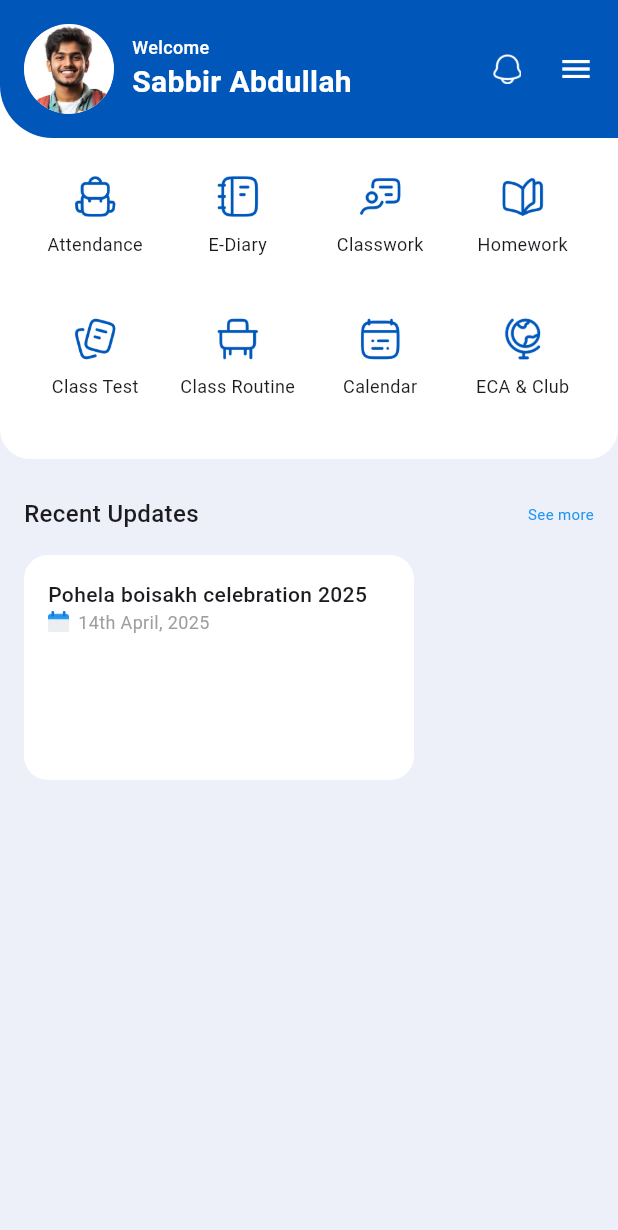
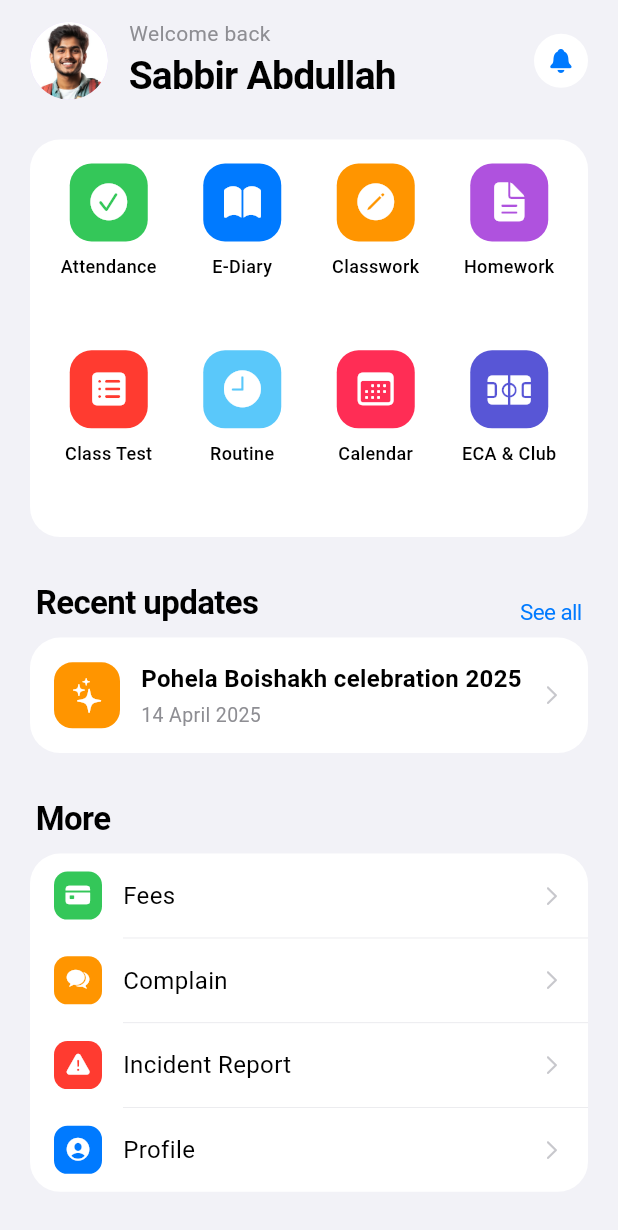
Before and after one commit to SabbirAbdullah/school_sys, a Flutter app: the DashboardScreen screen opened directly, on a phone screen of 412 x 824 dp. Shown: the top 1230 px of the screen. Run offline on Flutter 3.47's test engine with Material 3 defaults, Android fonts, the phone set to English and light mode, and no system bars; our stand-ins replace animated_toggle_switch, bloc, cached_network_image, dio, dotted_line, easy_date_timeline and 11 more; accounts and stored records are empty.

Commit message:
update UI

```diff
--- a/lib/app/features/dashboard/view/dashboard_view.dart
+++ b/lib/app/features/dashboard/view/dashboard_view.dart
@@ -1,8 +1,7 @@
+import 'package:flutter/cupertino.dart';
 import 'package:flutter/material.dart';
 import 'package:flutter_bloc/flutter_bloc.dart';
-import 'package:loading_animation_widget/loading_animation_widget.dart';
 import 'package:school_sys/app/features/fees/view/fees_view.dart';
-import '../../../core/values/app_colors.dart';
 import '../../attendance/view/attendance_view.dart';
 import '../../calendar/view/calendar_view.dart';
 import '../../class_routine/view/class_routine_view.dart';
@@ -18,362 +17,188 @@ import '../../profile/view/profile_view.dart';
 import '../bloc/dashboard_bloc.dart';
 import '../bloc/dashboard_event.dart';
 import '../bloc/dashboard_state.dart';
-import 'package:sidebarx/sidebarx.dart';
+
+/// iOS-style palette
+class _IOS {
+  static const background = Color(0xFFF2F2F7); // systemGroupedBackground
+  static const card = Colors.white;
+  static const blue = Color(0xFF007AFF); // systemBlue
+  static const label = Color(0xFF000000);
+  static const secondaryLabel = Color(0xFF8E8E93);
+  static const separator = Color(0xFFE5E5EA);
+}
+
+class _MenuItem {
+  final String label;
+  final IconData icon;
+  final Color color;
+  final Widget Function() builder;
+  const _MenuItem(this.label, this.icon, this.color, this.builder);
+}
 
 class DashboardScreen extends StatelessWidget {
-  final SidebarXController _controller =
-      SidebarXController(selectedIndex: 0, extended: true);
+  const DashboardScreen({super.key});
+
+  // Grid shortcuts
+  static final List<_MenuItem> _shortcuts = [
+    _MenuItem('Attendance', CupertinoIcons.check_mark_circled_solid,
+        const Color(0xFF34C759), () => AttendanceScreen()),
+    _MenuItem('E-Diary', CupertinoIcons.book_fill, const Color(0xFF007AFF),
+            () => EDiaryScreen()),
+    _MenuItem('Classwork', CupertinoIcons.pencil_circle_fill,
+        const Color(0xFFFF9500), () => ClassWorkScreen()),
+    _MenuItem('Homework', CupertinoIcons.doc_text_fill,
+        const Color(0xFFAF52DE), () => HomeWorkScreen()),
+    _MenuItem('Class Test', CupertinoIcons.square_list_fill,
+        const Color(0xFFFF3B30), () => ClassTestScreen()),
+    _MenuItem('Routine', CupertinoIcons.clock_fill, const Color(0xFF5AC8FA),
+            () => ClassRoutineScreen()),
+    _MenuItem('Calendar', CupertinoIcons.calendar, const Color(0xFFFF2D55),
+            () => CalendarScreen()),
+    _MenuItem('ECA & Club', CupertinoIcons.sportscourt_fill,
+        const Color(0xFF5856D6), () => EcaClubScreen()),
+  ];
+
+  // Settings-style list
+  static final List<_MenuItem> _more = [
+    _MenuItem('Fees', CupertinoIcons.creditcard_fill, const Color(0xFF34C759),
+            () => FeesScreen()),
+    _MenuItem('Complain', CupertinoIcons.chat_bubble_2_fill,
+        const Color(0xFFFF9500), () => Complain()),
+    _MenuItem('Incident Report', CupertinoIcons.exclamationmark_triangle_fill,
+        const Color(0xFFFF3B30), () => IncidentView()),
+    _MenuItem('Profile', CupertinoIcons.person_crop_circle_fill,
+        const Color(0xFF007AFF), () => StudentProfilePage()),
+  ];
+
+  void _open(BuildContext context, Widget Function() builder) {
+    Navigator.push(context, CupertinoPageRoute(builder: (_) => builder()));
+  }
+
   @override
   Widget build(BuildContext context) {
     return BlocProvider(
       create: (_) => DashboardBloc()..add(LoadDashboardData()),
       child: Scaffold(
-        endDrawer: Drawer(
-          backgroundColor: Colors.white,
-          width: MediaQuery.of(context).size.width * .7,
-          child: SizedBox(
-            child: SidebarX(
-              animationDuration: Duration(milliseconds: 1),
-              controller: _controller,
-              theme: SidebarXTheme(
-                margin: const EdgeInsets.all(10),
-                decoration: BoxDecoration(
-                  color: Colors.white,
-                  borderRadius: BorderRadius.circular(20),
+        backgroundColor: _IOS.background,
+        body: BlocBuilder<DashboardBloc, DashboardState>(
+          builder: (context, state) {
+            if (state is DashboardLoading) {
+              return const Center(child: CupertinoActivityIndicator(radius: 14));
+            }
+            if (state is DashboardError) {
+              return Center(
+                child: Text(state.message,
+                    style: const TextStyle(color: _IOS.secondaryLabel)),
+              );
+            }
+            if (state is DashboardLoaded) {
+              return CustomScrollView(
+                physics: const BouncingScrollPhysics(),
+                slivers: [
+                  CupertinoSliverRefreshControl(
+                    onRefresh: () async =>
+                        context.read<DashboardBloc>().add(LoadDashboardData()),
                   ),
-                textStyle: const TextStyle(color: Colors.black),
-                selectedTextStyle: const TextStyle(color: Colors.blue),
-                itemTextPadding: const EdgeInsets.only(left: 20),
-                selectedItemTextPadding: const EdgeInsets.only(left: 20),
-                itemDecoration: BoxDecoration(
-                  borderRadius: BorderRadius.circular(10),
+                  SliverToBoxAdapter(
+                    child: SafeArea(
+                      bottom: false,
+                      child: Padding(
+                        padding: const EdgeInsets.fromLTRB(20, 12, 20, 32),
+                        child: Column(
+                          crossAxisAlignment: CrossAxisAlignment.start,
+                          children: [
+                            _Header(name: state.userName, context: context),
+                            const SizedBox(height: 24),
+                            _shortcutGrid(context),
+                            const SizedBox(height: 28),
+                            _sectionHeader(
+                              'Recent updates',
+                              action: 'See all',
+                              onTap: () => _open(context, () => EventNewsPage()),
                             ),
-                selectedItemDecoration: BoxDecoration(
-                  borderRadius: BorderRadius.circular(10),
-                  color: Colors.blue.shade100,
+                            const SizedBox(height: 8),
+                            _updateCard(
+                              title: 'Pohela Boishakh celebration 2025',
+                              date: '14 April 2025',
+                              onTap: () => _open(context, () => EventNewsPage()),
                             ),
-                iconTheme: const IconThemeData(color: Colors.grey),
-                selectedIconTheme: const IconThemeData(color: Colors.blue),
-              ),
-              showToggleButton: false,
-              toggleButtonBuilder: (context, extended) {
-                return GestureDetector(
-                  onTap: () {
-                    _controller.setExtended(!extended);
-                  },
-                  child: Container(
-                    padding: EdgeInsets.all(12),
-                    decoration: BoxDecoration(
-                      color: Colors.blue.shade50,
-                      borderRadius: BorderRadius.circular(10),
-                    ),
-                    child: Icon(
-                      extended ? Icons.arrow_back_ios_new : Icons.menu,
-                      color: Colors.blue,
-                      size: 20,
-                    ),
-                  ),
-                );
-              },
-              items: [
-                SidebarXItem(
-                  icon: Icons.dashboard,
-                  label: 'Dashboard',
-                ),
-                SidebarXItem(
-                  icon: Icons.money,
-                  label: 'Fees',
-                  onTap: () {
-                    Navigator.push(
-                      context,
-                      MaterialPageRoute(
-                        builder: (_) => FeesScreen(),
-                      ),
-                    );
-                  },
-                ),
-                SidebarXItem(
-                  icon: Icons.dashboard,
-                  label: 'Complain',
-                  onTap: () {
-                    Navigator.push(
-                      context,
-                      MaterialPageRoute(
-                        builder: (_) => Complain(),
-                      ),
-                    );
-                  },
-                ),
-                SidebarXItem(
-                  icon: Icons.dashboard,
-                  label: 'Profile',
-                  onTap: () {
-                    Navigator.push(
-                      context,
-                      MaterialPageRoute(
-                        builder: (_) => StudentProfilePage(),
-                      ),
-                    );
-                  },
-                ),
-                SidebarXItem(
-                  icon: Icons.dashboard,
-                  label: 'Incident Report',
-                  onTap: () {
-                    Navigator.push(
-                      context,
-                      MaterialPageRoute(
-                        builder: (_) => IncidentView(),
-                      ),
-                    );
-                  },
-                ),
-                SidebarXItem(icon: Icons.settings, label: 'Settings'),
-                SidebarXItem(icon: Icons.logout, label: 'Logout'),
+                            const SizedBox(height: 28),
+                            _sectionHeader('More'),
+                            const SizedBox(height: 8),
+                            _moreList(context),
                           ],
                         ),
                       ),
                     ),
-        appBar: AppBar(
-          backgroundColor: Color(0xff0057B9),
-          elevation: 0,
-          toolbarHeight: 0,
-        ),
-        backgroundColor: Color(0xffEDF0F8),
-        body: SafeArea(
-          child: BlocBuilder<DashboardBloc, DashboardState>(
-            builder: (context, state) {
-              if (state is DashboardLoading) {
-                return Center(
-                  child: LoadingAnimationWidget.staggeredDotsWave(
-                    color: AppColors.appBarColor,
-                    size: 40,
-                  ),
-                );
-              } else if (state is DashboardLoaded) {
-                return Stack(
-                  children: [
-                    Column(
-                      crossAxisAlignment: CrossAxisAlignment.start,
-                      children: [
-                        _buildHeader(state.userName, state.userImage, context),
-                        Padding(
-                          padding:
-                              EdgeInsets.only(left: 16, right: 16, top: 25),
-                          child: Row(
-                            mainAxisAlignment: MainAxisAlignment.spaceBetween,
-                            children: [
-                              Text("Recent Updates",
-                                  style: TextStyle(
-                                      fontSize: 16,
-                                      fontWeight: FontWeight.w500)),
-                              GestureDetector(
-                                  onTap: () {
-                                    Navigator.push(
-                                      context,
-                                      MaterialPageRoute(
-                                        builder: (_) => EventNewsPage(),
-                                      ),
-                                    );
-                                  },
-                                  child: Text("See more",
-                                      style: TextStyle(
-                                          fontSize: 10,
-                                          fontWeight: FontWeight.w400,
-                                          color: Colors.blue))),
-                            ],
-                          ),
-                        ),
-                        Padding(
-                          padding: const EdgeInsets.all(16.0),
-                          child: Container(
-                            height: 150,
-                            width: 260,
-                            padding: EdgeInsets.all(16),
-                            decoration: BoxDecoration(
-                                borderRadius: BorderRadius.circular(16),
-                                color: Colors.white),
-                            child: Column(
-                              crossAxisAlignment: CrossAxisAlignment.start,
-                              children: [
-                                Text(
-                                  "Pohela boisakh celebration 2025",
-                                  style: TextStyle(
-                                      fontWeight: FontWeight.w500,
-                                      fontSize: 14),
-                                ),
-                                Row(
-                                  children: [
-                                    Image.asset(
-                                      "assets/images/calender date.png",
-                                      scale: 4,
-                                    ),
-                                    SizedBox(
-                                      width: 6,
-                                    ),
-                                    Text(
-                                      '14th April, 2025',
-                                      style: TextStyle(
-                                          fontSize: 12,
-                                          fontWeight: FontWeight.w400,
-                                          color: Colors.grey),
-                                    )
-                                  ],
-                                )
-                              ],
-                            ),
-                          ),
-                        )
-                        // _buildRecentUpdates(state.recentUpdates),
-                      ],
                   ),
                 ],
               );
-              } else if (state is DashboardError) {
-                return Center(child: Text(state.message));
             }
-              return SizedBox.shrink();
+            return const SizedBox.shrink();
           },
-          ),
         ),
       ),
     );
   }
 
-  /// Sidebar widget
+  // ---------- Sections ----------
 
-  Widget _buildHeader(String name, String imagePath, BuildContext context) {
-    return Container(
-      decoration: BoxDecoration(
-        borderRadius: BorderRadius.only(
-          bottomLeft: Radius.circular(20),
-          bottomRight: Radius.circular(20),
+  Widget _sectionHeader(String title, {String? action, VoidCallback? onTap}) {
+    return Padding(
+      padding: const EdgeInsets.symmetric(horizontal: 4),
+      child: Row(
+        mainAxisAlignment: MainAxisAlignment.spaceBetween,
+        crossAxisAlignment: CrossAxisAlignment.end,
+        children: [
+          Text(title,
+              style: const TextStyle(
+                  fontSize: 22,
+                  fontWeight: FontWeight.w700,
+                  letterSpacing: -0.4,
+                  color: _IOS.label)),
+          if (action != null)
+            CupertinoButton(
+              padding: EdgeInsets.zero,
+              minSize: 0,
+              onPressed: onTap,
+              child: Text(action,
+                  style: const TextStyle(fontSize: 15, color: _IOS.blue)),
             ),
-        color: Colors.white,
-      ),
-      child: Column(
-        children: [
-          Container(
-            padding: EdgeInsets.all(16),
-            decoration: BoxDecoration(
-              borderRadius: BorderRadius.only(bottomLeft: Radius.circular(35)),
-              color: Color(0xff0057B9),
-            ),
-            child: Row(
-              children: [
-                CircleAvatar(
-                  backgroundImage: AssetImage("assets/images/Mask group.png"),
-                  radius: 30,
-                ),
-                SizedBox(width: 12),
-                Column(
-                  crossAxisAlignment: CrossAxisAlignment.start,
-                  children: [
-                    Text("Welcome",
-                        style: TextStyle(
-                            color: Colors.white,
-                            fontSize: 12,
-                            fontWeight: FontWeight.w500)),
-                    Text(name,
-                        style: TextStyle(
-                            color: Colors.white,
-                            fontSize: 20,
-                            fontWeight: FontWeight.w600)),
-                  ],
-                ),
-                Spacer(),
-                Image.asset(
-                  "assets/images/Group.png",
-                  height: 20,
-                  width: 20,
-                ),
-                SizedBox(width: 24),
-                GestureDetector(
-                  onTap: () {
-                    Scaffold.of(context)
-                        .openEndDrawer(); // opens sidebar drawer
-                  },
-                  child: Icon(Icons.menu, color: Colors.white),
-                ),
-              ],
-            ),
-          ),
-          SizedBox(
-            height: 8,
-          ),
-          _buildIconsGrid(context),
         ],
       ),
     );
   }
 
-  Widget _buildIconsGrid(BuildContext context) {
-    final List<Map<String, dynamic>> items = [
-      {
-        'image': 'assets/images/attendance.png',
-        'label': 'Attendance',
-        'screen': AttendanceScreen()
-      },
-      {
-        'image': 'assets/images/ediary.png',
-        'label': 'E-Diary',
-        'screen': EDiaryScreen()
-      },
-      {
-        'image': 'assets/images/cw.png',
-        'label': 'Classwork',
-        'screen': ClassWorkScreen()
-      },
-      {
-        'image': 'assets/images/homework.png',
-        'label': 'Homework',
-        'screen': HomeWorkScreen()
-      },
-      {
-        'image': 'assets/images/ct.png',
-        'label': 'Class Test',
-        'screen': ClassTestScreen()
-      },
-      {
-        'image': 'assets/images/classroutine.png',
-        'label': 'Class Routine',
-        'screen': ClassRoutineScreen()
-      },
-      {
-        'image': 'assets/images/calendar.png',
-        'label': 'Calendar',
-        'screen': CalendarScreen()
-      },
-      {
-        'image': 'assets/images/eca.png',
-        'label': 'ECA & Club',
-        'screen': EcaClubScreen()
-      },
-    ];
-
-    return Padding(
-      padding: const EdgeInsets.only(left: 16, right: 16, top: 16),
+  Widget _shortcutGrid(BuildContext context) {
+    return Container(
+      padding: const EdgeInsets.symmetric(vertical: 16, horizontal: 8),
+      decoration: BoxDecoration(
+        color: _IOS.card,
+        borderRadius: BorderRadius.circular(20),
+      ),
       child: GridView.count(
         crossAxisCount: 4,
         shrinkWrap: true,
-        physics: NeverScrollableScrollPhysics(),
-        children: items.map((item) {
-          return GestureDetector(
-            onTap: () {
-              Navigator.push(
-                context,
-                MaterialPageRoute(builder: (_) => item['screen']),
-              );
-            },
+        mainAxisSpacing: 16,
+        childAspectRatio: 0.82,
+        physics: const NeverScrollableScrollPhysics(),
+        children: _shortcuts.map((item) {
+          return _Pressable(
+            onTap: () => _open(context, item.builder),
             child: Column(
               mainAxisSize: MainAxisSize.min,
               children: [
-                Image.asset(item['image'],
-                    width: 30, height: 30, fit: BoxFit.contain),
-                SizedBox(height: 8),
-                Text(item['label'],
+                _IconTile(icon: item.icon, color: item.color, size: 52),
+                const SizedBox(height: 8),
+                Text(item.label,
+                    maxLines: 1,
+                    overflow: TextOverflow.ellipsis,
                     textAlign: TextAlign.center,
-                    style: TextStyle(fontSize: 12)),
+                    style: const TextStyle(
+                        fontSize: 12,
+                        fontWeight: FontWeight.w500,
+                        color: _IOS.label)),
               ],
             ),
           );
@@ -381,4 +206,196 @@ class DashboardScreen extends StatelessWidget {
       ),
     );
   }
+
+  Widget _updateCard({
+    required String title,
+    required String date,
+    required VoidCallback onTap,
+  }) {
+    return _Pressable(
+      onTap: onTap,
+      child: Container(
+        width: double.infinity,
+        padding: const EdgeInsets.all(16),
+        decoration: BoxDecoration(
+          color: _IOS.card,
+          borderRadius: BorderRadius.circular(20),
+        ),
+        child: Row(
+          children: [
+            const _IconTile(
+                icon: CupertinoIcons.sparkles,
+                color: Color(0xFFFF9500),
+                size: 44),
+            const SizedBox(width: 14),
+            Expanded(
+              child: Column(
+                crossAxisAlignment: CrossAxisAlignment.start,
+                children: [
+                  Text(title,
+                      style: const TextStyle(
+                          fontSize: 16,
+                          fontWeight: FontWeight.w600,
+                          color: _IOS.label)),
+                  const SizedBox(height: 3),
+                  Text(date,
+                      style: const TextStyle(
+                          fontSize: 13, color: _IOS.secondaryLabel)),
+                ],
+              ),
+            ),
+            const Icon(CupertinoIcons.chevron_right,
+                size: 16, color: Color(0xFFC7C7CC)),
+          ],
+        ),
+      ),
+    );
   }
+
+  Widget _moreList(BuildContext context) {
+    return Container(
+      decoration: BoxDecoration(
+        color: _IOS.card,
+        borderRadius: BorderRadius.circular(20),
+      ),
+      clipBehavior: Clip.antiAlias,
+      child: Column(
+        children: [
+          for (int i = 0; i < _more.length; i++) ...[
+            _Pressable(
+              onTap: () => _open(context, _more[i].builder),
+              child: Padding(
+                padding:
+                const EdgeInsets.symmetric(horizontal: 16, vertical: 12),
+                child: Row(
+                  children: [
+                    _IconTile(
+                        icon: _more[i].icon, color: _more[i].color, size: 32),
+                    const SizedBox(width: 14),
+                    Expanded(
+                      child: Text(_more[i].label,
+                          style: const TextStyle(
+                              fontSize: 16, color: _IOS.label)),
+                    ),
+                    const Icon(CupertinoIcons.chevron_right,
+                        size: 16, color: Color(0xFFC7C7CC)),
+                  ],
+                ),
+              ),
+            ),
+            if (i != _more.length - 1)
+              const Padding(
+                padding: EdgeInsets.only(left: 62),
+                child: Divider(height: 0.5, thickness: 0.5, color: _IOS.separator),
+              ),
+          ],
+        ],
+      ),
+    );
+  }
+}
+
+// ---------- Header ----------
+
+class _Header extends StatelessWidget {
+  final String name;
+  final BuildContext context;
+  const _Header({required this.name, required this.context});
+
+  @override
+  Widget build(BuildContext _) {
+    return Row(
+      children: [
+        const CircleAvatar(
+          radius: 26,
+          backgroundImage: AssetImage('assets/images/Mask group.png'),
+        ),
+        const SizedBox(width: 14),
+        Expanded(
+          child: Column(
+            crossAxisAlignment: CrossAxisAlignment.start,
+            children: [
+              const Text('Welcome back',
+                  style: TextStyle(fontSize: 14, color: _IOS.secondaryLabel)),
+              Text(name,
+                  maxLines: 1,
+                  overflow: TextOverflow.ellipsis,
+                  style: const TextStyle(
+                      fontSize: 26,
+                      fontWeight: FontWeight.w700,
+                      letterSpacing: -0.5,
+                      color: _IOS.label)),
+            ],
+          ),
+        ),
+        CupertinoButton(
+          padding: EdgeInsets.zero,
+          minSize: 36,
+          onPressed: () {},
+          child: Container(
+            width: 36,
+            height: 36,
+            decoration: const BoxDecoration(
+                color: Colors.white, shape: BoxShape.circle),
+            child: const Icon(CupertinoIcons.bell_fill,
+                size: 18, color: _IOS.blue),
+          ),
+        ),
+      ],
+    );
+  }
+}
+
+// ---------- Reusable bits ----------
+
+/// Rounded-square app-icon style tile (like iOS Settings)
+class _IconTile extends StatelessWidget {
+  final IconData icon;
+  final Color color;
+  final double size;
+  const _IconTile(
+      {required this.icon, required this.color, required this.size});
+
+  @override
+  Widget build(BuildContext context) {
+    return Container(
+      width: size,
+      height: size,
+      decoration: BoxDecoration(
+        color: color,
+        borderRadius: BorderRadius.circular(size * 0.28),
+      ),
+      child: Icon(icon, color: Colors.white, size: size * 0.55),
+    );
+  }
+}
+
+/// Subtle iOS-style press fade
+class _Pressable extends StatefulWidget {
+  final Widget child;
+  final VoidCallback onTap;
+  const _Pressable({required this.child, required this.onTap});
+
+  @override
+  State<_Pressable> createState() => _PressableState();
+}
+
+class _PressableState extends State<_Pressable> {
+  bool _down = false;
+
+  @override
+  Widget build(BuildContext context) {
+    return GestureDetector(
+      behavior: HitTestBehavior.opaque,
+      onTapDown: (_) => setState(() => _down = true),
+      onTapCancel: () => setState(() => _down = false),
+      onTapUp: (_) => setState(() => _down = false),
+      onTap: widget.onTap,
+      child: AnimatedOpacity(
+        duration: const Duration(milliseconds: 120),
+        opacity: _down ? 0.5 : 1,
+        child: widget.child,
+      ),
+    );
+  }
+}
```
Also changed, not shown: pubspec.lock, 7 other files. Lines whose indentation alone changed are shown as unchanged.
